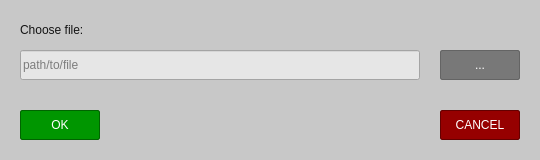
Qt form src/Forms/ChooseFileWindow.ui (psv-git/BDOLang) before a commit.
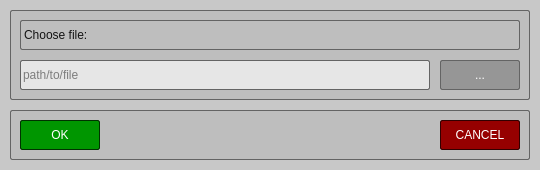
The same form after that commit.

Diff of the .ui file:
```diff
--- a/src/Forms/ChooseFileWindow.ui
+++ b/src/Forms/ChooseFileWindow.ui
@@ -10,19 +10,19 @@
     <x>0</x>
     <y>0</y>
     <width>540</width>
-    <height>160</height>
+    <height>170</height>
    </rect>
   </property>
   <property name="minimumSize">
    <size>
     <width>540</width>
-    <height>160</height>
+    <height>170</height>
    </size>
   </property>
   <property name="maximumSize">
    <size>
     <width>540</width>
-    <height>160</height>
+    <height>170</height>
    </size>
   </property>
   <property name="windowTitle">
@@ -34,54 +34,39 @@
 }
 </string>
   </property>
-  <widget class="QPushButton" name="cancelButton">
-   <property name="enabled">
-    <bool>true</bool>
-   </property>
+  <widget class="QFrame" name="frame1">
    <property name="geometry">
     <rect>
-     <x>440</x>
-     <y>110</y>
-     <width>80</width>
-     <height>30</height>
+     <x>10</x>
+     <y>10</y>
+     <width>520</width>
+     <height>90</height>
     </rect>
    </property>
    <property name="focusPolicy">
     <enum>Qt::TabFocus</enum>
    </property>
    <property name="styleSheet">
-    <string notr="true">QPushButton {
-	font: 75 12pt &quot;Liberation Sans&quot;;
-	color: rgb(255, 255, 255);
-
-	background-color: rgb(150, 0, 0);
-
-	border: 1px solid  rgb(100, 0, 0);
+    <string notr="true">QFrame {
+	background-color: rgb(190, 190, 190);
+	
+	border: 1px solid  rgb(100, 100, 100);
 	border-radius: 2px;
 }
-
-QPushButton:hover {
-	background-color: rgb(180, 0, 0);
-}
-
-QPushButton:disabled {
-	background-color: rgb(200, 100, 100);
-}
 </string>
    </property>
-   <property name="text">
-    <string>CANCEL</string>
+   <property name="frameShape">
+    <enum>QFrame::StyledPanel</enum>
    </property>
-  </widget>
-  <widget class="QPushButton" name="chooseButton">
-   <property name="enabled">
-    <bool>true</bool>
+   <property name="frameShadow">
+    <enum>QFrame::Raised</enum>
    </property>
+   <widget class="QLineEdit" name="pathEdit">
    <property name="geometry">
     <rect>
-     <x>440</x>
+      <x>10</x>
      <y>50</y>
-     <width>80</width>
+      <width>410</width>
      <height>30</height>
     </rect>
    </property>
@@ -89,42 +74,40 @@
     <enum>Qt::TabFocus</enum>
    </property>
    <property name="styleSheet">
-    <string notr="true">QPushButton {
-	font: 75 12pt &quot;Liberation Sans&quot;;
-	color: rgb(255, 255, 255);
+     <string notr="true">QLineEdit {
+	font: 10pt &quot;Liberation Mono&quot;;
+	color: rgb(20, 20, 20);
 
-	background-color: rgb(120, 120, 120);
+	background-color: rgb(230, 230, 230);
 
 	border: 1px solid  rgb(100, 100, 100);
 	border-radius: 2px;
 }
-
-QPushButton::hover {
-	background-color: rgb(150, 150, 150);
-}
-
-QPushButton:disabled {
-	background-color: rgb(200, 200, 200);
-}
 </string>
    </property>
-   <property name="text">
-    <string>...</string>
+    <property name="readOnly">
+     <bool>true</bool>
+    </property>
+    <property name="placeholderText">
+     <string>path/to/file</string>
    </property>
   </widget>
   <widget class="QLabel" name="pathLabel">
    <property name="geometry">
     <rect>
-     <x>20</x>
-     <y>20</y>
+      <x>10</x>
+      <y>10</y>
      <width>500</width>
-     <height>20</height>
+      <height>30</height>
     </rect>
    </property>
    <property name="styleSheet">
     <string notr="true">QLabel {
 	font: 75 11pt &quot;Liberation Sans&quot;;
 	color: rgb(20, 20, 20);
+
+	border: 1px solid  rgb(100, 100, 100);
+	border-radius: 2px;
 }
 </string>
    </property>
@@ -132,14 +115,117 @@
     <string>Choose file:</string>
    </property>
   </widget>
+   <widget class="QPushButton" name="chooseButton">
+    <property name="enabled">
+     <bool>true</bool>
+    </property>
+    <property name="geometry">
+     <rect>
+      <x>430</x>
+      <y>50</y>
+      <width>80</width>
+      <height>30</height>
+     </rect>
+    </property>
+    <property name="focusPolicy">
+     <enum>Qt::TabFocus</enum>
+    </property>
+    <property name="styleSheet">
+     <string notr="true">QPushButton {
+	font: 75 12pt &quot;Liberation Sans&quot;;
+	color: rgb(255, 255, 255);
+
+	background-color: rgb(150, 150, 150);
+
+	border: 1px solid  rgb(100, 100, 100);
+	border-radius: 2px;
+}
+
+QPushButton:hover {
+	background-color: rgb(160, 160, 160);
+}
+
+QPushButton:disabled {
+	background-color: rgb(190, 190, 190);
+}
+</string>
+    </property>
+    <property name="text">
+     <string>...</string>
+    </property>
+   </widget>
+  </widget>
+  <widget class="QFrame" name="frame2">
+   <property name="geometry">
+    <rect>
+     <x>10</x>
+     <y>110</y>
+     <width>520</width>
+     <height>50</height>
+    </rect>
+   </property>
+   <property name="styleSheet">
+    <string notr="true">QFrame {
+	background-color: rgb(190, 190, 190);
+	
+	border: 1px solid  rgb(100, 100, 100);
+	border-radius: 2px;
+}
+</string>
+   </property>
+   <property name="frameShape">
+    <enum>QFrame::StyledPanel</enum>
+   </property>
+   <property name="frameShadow">
+    <enum>QFrame::Raised</enum>
+   </property>
+   <widget class="QPushButton" name="cancelButton">
+    <property name="enabled">
+     <bool>true</bool>
+    </property>
+    <property name="geometry">
+     <rect>
+      <x>430</x>
+      <y>10</y>
+      <width>80</width>
+      <height>30</height>
+     </rect>
+    </property>
+    <property name="focusPolicy">
+     <enum>Qt::TabFocus</enum>
+    </property>
+    <property name="styleSheet">
+     <string notr="true">QPushButton {
+	font: 75 12pt &quot;Liberation Sans&quot;;
+	color: rgb(255, 255, 255);
+
+	background-color: rgb(150, 0, 0);
+
+	border: 1px solid  rgb(50, 0, 0);
+	border-radius: 2px;
+}
+
+QPushButton:hover {
+	background-color: rgb(180, 0, 0);
+}
+
+QPushButton:disabled {
+	background-color: rgb(200, 100, 100);
+}
+</string>
+    </property>
+    <property name="text">
+     <string>CANCEL</string>
+    </property>
+   </widget>
   <widget class="QPushButton" name="okButton">
    <property name="enabled">
     <bool>true</bool>
    </property>
    <property name="geometry">
     <rect>
-     <x>20</x>
-     <y>110</y>
+      <x>10</x>
+      <y>10</y>
      <width>80</width>
      <height>30</height>
     </rect>
@@ -154,7 +240,7 @@
 
 	background-color: rgb(0, 150, 0);
 
-	border: 1px solid  rgb(0, 100, 0);
+	border: 1px solid  rgb(0, 50, 0);
 	border-radius: 2px;
 }
 
@@ -164,38 +250,13 @@
 
 QPushButton:disabled {
 	background-color: rgb(100, 200, 100);
-}</string>
+}
+</string>
    </property>
    <property name="text">
     <string>OK</string>
    </property>
   </widget>
-  <widget class="QLineEdit" name="pathEdit">
-   <property name="geometry">
-    <rect>
-     <x>20</x>
-     <y>50</y>
-     <width>400</width>
-     <height>30</height>
-    </rect>
-   </property>
-   <property name="focusPolicy">
-    <enum>Qt::ClickFocus</enum>
-   </property>
-   <property name="styleSheet">
-    <string notr="true">QLineEdit {
-	font: 10pt &quot;Liberation Mono&quot;;
-	color: rgb(20, 20, 20);
-	background-color: rgb(230, 230, 230);
-}
-</string>
-   </property>
-   <property name="readOnly">
-    <bool>true</bool>
-   </property>
-   <property name="placeholderText">
-    <string>path/to/file</string>
-   </property>
   </widget>
  </widget>
  <resources/>
```
Left out of the diff: 5 changed lines with no effect on the pictures. Lines whose indentation alone changed are shown as unchanged.
